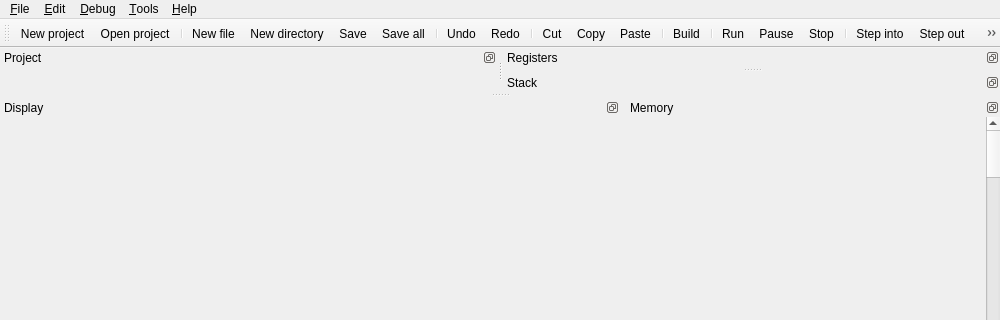
The window that editor/MainWindow.ui (zapolnov/zxide) describes before a commit, drawn with Qt 5; both pictures show x 0 to 1000 and y 0 to 320 of the 1000 by 675 pixel window.
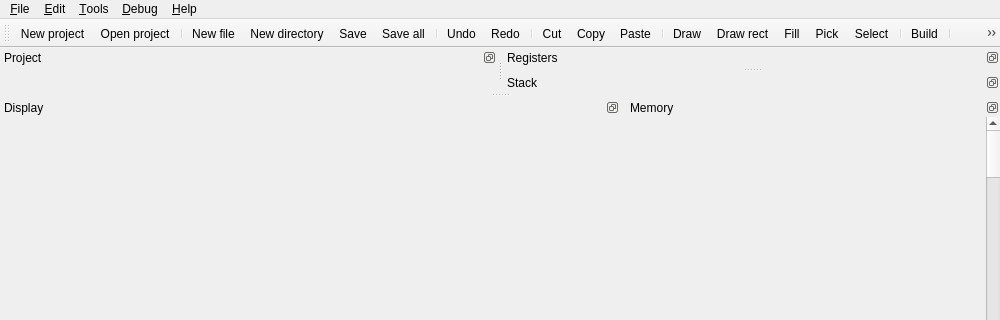
The same window after the commit. Icons and pictures are not drawn. Custom widgets are drawn as their Qt base class.

```diff
--- a/editor/MainWindow.ui
+++ b/editor/MainWindow.ui
@@ -70,6 +70,12 @@
    <addaction name="actionCopy"/>
    <addaction name="actionPaste"/>
    <addaction name="separator"/>
+   <addaction name="actionDraw"/>
+   <addaction name="actionDrawRect"/>
+   <addaction name="actionFill"/>
+   <addaction name="actionPick"/>
+   <addaction name="actionSelect"/>
+   <addaction name="separator"/>
    <addaction name="actionBuild"/>
    <addaction name="separator"/>
    <addaction name="actionRun"/>
@@ -160,8 +166,8 @@
    </widget>
    <addaction name="menuFile"/>
    <addaction name="menuEdit"/>
-   <addaction name="menuDebug"/>
    <addaction name="menuTools"/>
+   <addaction name="menuDebug"/>
    <addaction name="menuHelp"/>
   </widget>
   <widget class="QStatusBar" name="statusBar"/>
@@ -519,7 +525,7 @@
      <normaloff>:/resources/fatcow16x16/gear_in.png</normaloff>:/resources/fatcow16x16/gear_in.png</iconset>
    </property>
    <property name="text">
-    <string>&amp;Settings...</string>
+    <string>S&amp;ettings...</string>
    </property>
   </action>
   <action name="actionPause">
@@ -642,6 +648,66 @@
     <string>Open project</string>
    </property>
   </action>
+  <action name="actionDraw">
+   <property name="icon">
+    <iconset resource="res/resources.qrc">
+     <normaloff>:/resources/fatcow16x16/pencil.png</normaloff>:/resources/fatcow16x16/pencil.png</iconset>
+   </property>
+   <property name="text">
+    <string>&amp;Draw</string>
+   </property>
+   <property name="shortcut">
+    <string>D</string>
+   </property>
+  </action>
+  <action name="actionDrawRect">
+   <property name="icon">
+    <iconset resource="res/resources.qrc">
+     <normaloff>:/resources/fatcow16x16/shape_square_edit.png</normaloff>:/resources/fatcow16x16/shape_square_edit.png</iconset>
+   </property>
+   <property name="text">
+    <string>Draw &amp;rect</string>
+   </property>
+   <property name="shortcut">
+    <string>R</string>
+   </property>
+  </action>
+  <action name="actionFill">
+   <property name="icon">
+    <iconset resource="res/resources.qrc">
+     <normaloff>:/resources/fatcow16x16/paintcan.png</normaloff>:/resources/fatcow16x16/paintcan.png</iconset>
+   </property>
+   <property name="text">
+    <string>&amp;Fill</string>
+   </property>
+   <property name="shortcut">
+    <string>F</string>
+   </property>
+  </action>
+  <action name="actionPick">
+   <property name="icon">
+    <iconset resource="res/resources.qrc">
+     <normaloff>:/resources/fatcow16x16/pipette.png</normaloff>:/resources/fatcow16x16/pipette.png</iconset>
+   </property>
+   <property name="text">
+    <string>&amp;Pick</string>
+   </property>
+   <property name="shortcut">
+    <string>P</string>
+   </property>
+  </action>
+  <action name="actionSelect">
+   <property name="icon">
+    <iconset resource="res/resources.qrc">
+     <normaloff>:/resources/fatcow16x16/select.png</normaloff>:/resources/fatcow16x16/select.png</iconset>
+   </property>
+   <property name="text">
+    <string>&amp;Select</string>
+   </property>
+   <property name="shortcut">
+    <string>S</string>
+   </property>
+  </action>
  </widget>
  <customwidgets>
   <customwidget>
```
Left out of the diff: 6 changed lines with no effect on the pictures.
